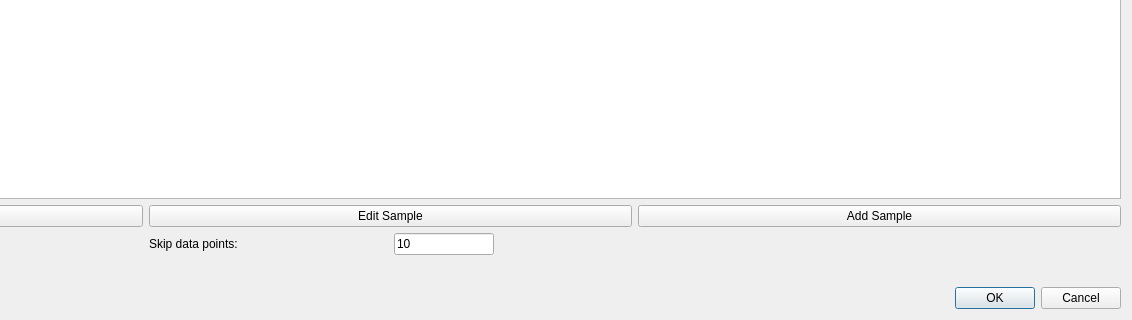
Old version of the form simple_dialog.ui in the repository sstendahl/KARIN; both pictures show x 351 to 1483 and y 296 to 616 of the 1483 by 616 pixel window.
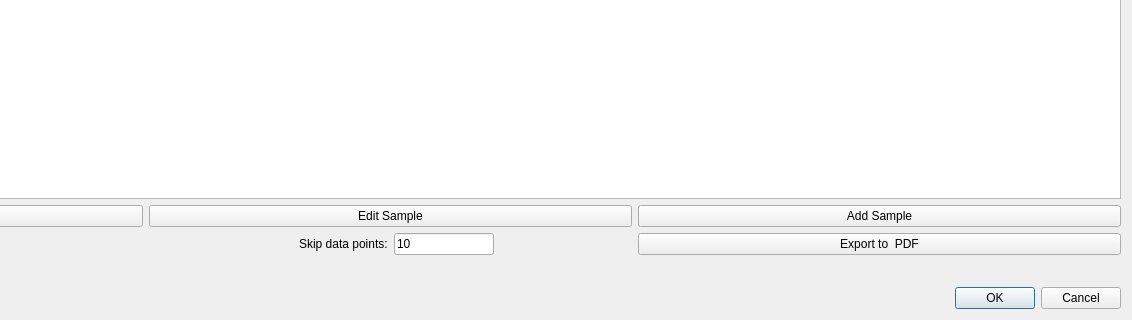
New version of the form.

Commit message: Added "Export to PDF" function in SampleDB

The edit to the form file:
```diff
--- a/simple_dialog.ui
+++ b/simple_dialog.ui
@@ -65,7 +65,7 @@
      </item>
      <item row="1" column="3">
       <layout class="QHBoxLayout" name="horizontalLayout">
-       <item alignment="Qt::AlignLeft">
+       <item alignment="Qt::AlignRight">
         <widget class="QLabel" name="label">
          <property name="maximumSize">
           <size>
@@ -99,6 +99,13 @@
        </item>
       </layout>
      </item>
+     <item row="1" column="4">
+      <widget class="QPushButton" name="exportPDF_button">
+       <property name="text">
+        <string>Export to  PDF</string>
+       </property>
+      </widget>
+     </item>
     </layout>
    </item>
    <item row="0" column="1">
```
The commit also changes 11 other files.
